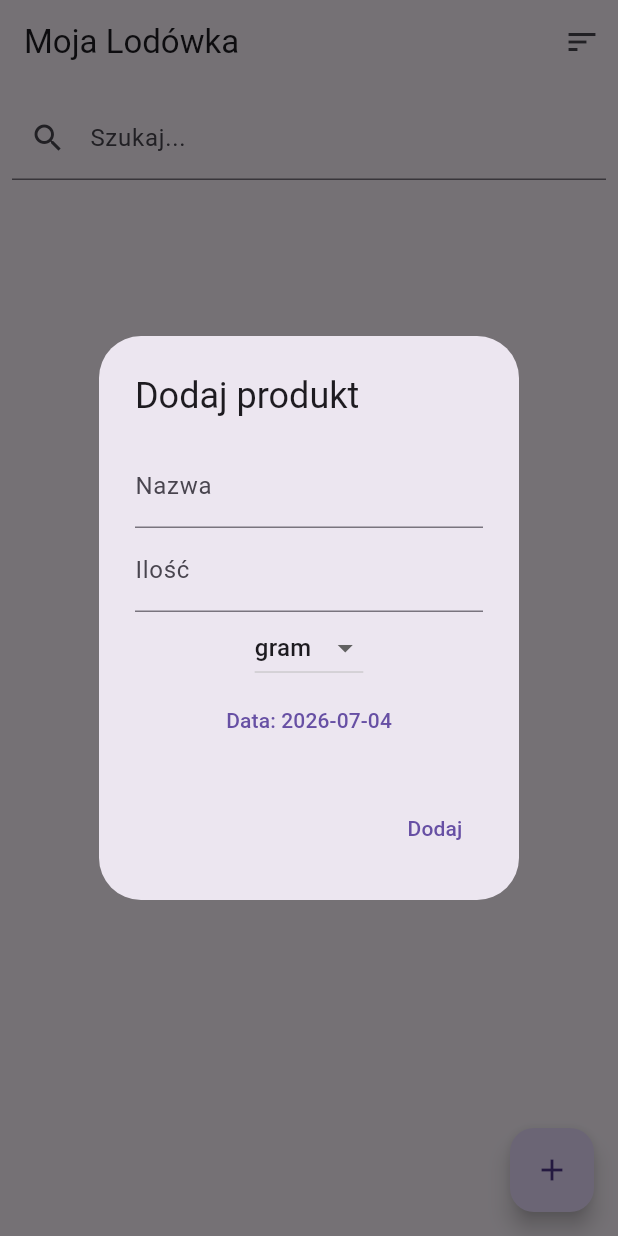
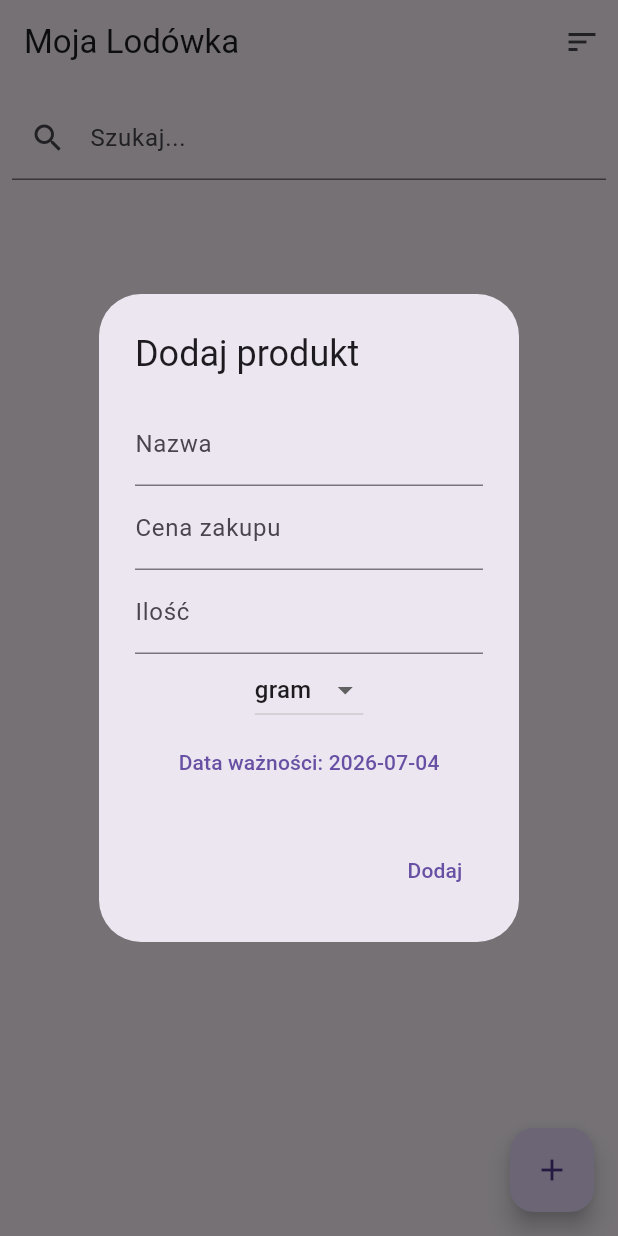
Before and after one commit to NorbiRompi/fridgeapp, a Flutter app: the screen it shows after launch, after a tap on the "add" icon, on a phone screen of 412 x 824 dp. Run offline on Flutter 3.47's test engine with Material 3 defaults, Android fonts, the phone set to English and light mode, and no system bars; our stand-ins replace shared_preferences.

Commit message:
Added price to product

```diff
--- a/lib/add_produkt_dialog.dart
+++ b/lib/add_produkt_dialog.dart
@@ -2,7 +2,7 @@ import 'package:flutter/material.dart';
 import 'produkt.dart';
 
 class AddProduktDialog extends StatefulWidget {
-  final Function(String, String, int, Jednostka) onAdd;
+  final Function(String, String, int, Jednostka, double) onAdd;
   const AddProduktDialog({super.key, required this.onAdd});
 
   @override
@@ -12,6 +12,7 @@ class AddProduktDialog extends StatefulWidget {
 class _AddProduktDialogState extends State<AddProduktDialog> {
   final nameController = TextEditingController();
   final quantityController = TextEditingController();
+  final priceController = TextEditingController();
   DateTime wybranaData = DateTime.now();
   Jednostka wybranaJednostka = Jednostka.gram;
 
@@ -23,7 +24,9 @@ class _AddProduktDialogState extends State<AddProduktDialog> {
         mainAxisSize: MainAxisSize.min,
         children: [
           TextField(controller: nameController, decoration: const InputDecoration(labelText: "Nazwa")),
+          TextField(controller: priceController, decoration: const InputDecoration(labelText: "Cena zakupu"), keyboardType: TextInputType.number),
           TextField(controller: quantityController, decoration: const InputDecoration(labelText: "Ilość"), keyboardType: TextInputType.number),
+
           DropdownButton<Jednostka>(
             value: wybranaJednostka,
             onChanged: (val) => setState(() => wybranaJednostka = val!),
@@ -34,7 +37,7 @@ class _AddProduktDialogState extends State<AddProduktDialog> {
               DateTime? picked = await showDatePicker(context: context, initialDate: DateTime.now(), firstDate: DateTime.now(), lastDate: DateTime(2030));
               if (picked != null) setState(() => wybranaData = picked);
             },
-            child: Text("Data: ${wybranaData.toString().split(' ')[0]}"),
+            child: Text("Data ważności: ${wybranaData.toString().split(' ')[0]}"),
           ),
         ],
       ),
@@ -42,7 +45,7 @@ class _AddProduktDialogState extends State<AddProduktDialog> {
         TextButton(
           onPressed: () {
             if (nameController.text.isNotEmpty) {
-              widget.onAdd(nameController.text, wybranaData.toString().split(' ')[0], int.parse(quantityController.text), wybranaJednostka);
+              widget.onAdd(nameController.text, wybranaData.toString().split(' ')[0], int.parse(quantityController.text), wybranaJednostka, double.parse(priceController.text));
               Navigator.pop(context);
             }
           },
--- a/lib/lodowka_screen.dart
+++ b/lib/lodowka_screen.dart
@@ -41,9 +41,9 @@ class _LodowkaScreenState extends State<LodowkaScreen> {
     await prefs.setStringList('moje_produkty', produkty.map((p) => p.toSaveString()).toList());
   }
 
-  void _addProdukt(String nazwa, String data, int ilosc, Jednostka jednostka) {
+  void _addProdukt(String nazwa, String data, int ilosc, Jednostka jednostka, double cena) {
     setState(() {
-      produkty.add(Produkt(nazwa: nazwa, dataWaznosci: data, ilosc: ilosc, jednostka: jednostka));
+      produkty.add(Produkt(nazwa: nazwa, dataWaznosci: data, ilosc: ilosc, jednostka: jednostka, cena: cena));
       _saveData();
     });
   }
@@ -74,7 +74,7 @@ class _LodowkaScreenState extends State<LodowkaScreen> {
                 color: dni < 1 ? Colors.red[100] : (dni <= 2 ? Colors.yellow[100] : Colors.white),
                 child: ListTile(
                   title: Text(produkt.nazwa),
-                  subtitle: Text("Ilość: ${produkt.ilosc} ${produkt.jednostka.name} \nWażne jeszcze: $dni dni"),
+                  subtitle: Text("Ilość: ${produkt.ilosc} ${produkt.jednostka.name} \nWażne jeszcze: $dni dni \nCena zakupu: ${produkt.cena.toStringAsFixed(2)} zl"),
                   trailing: IconButton(icon: const Icon(Icons.clear, color: Colors.red), onPressed: () => _removeProdukt(produkt)),
                 ),
               );
--- a/lib/produkt.dart
+++ b/lib/produkt.dart
@@ -4,8 +4,9 @@ class Produkt {
   String dataWaznosci;
   int ilosc;
   Jednostka jednostka;
+  double cena;
 
-  Produkt({required this.nazwa, required this.dataWaznosci, required this.ilosc, required this.jednostka,});
+  Produkt({required this.nazwa, required this.dataWaznosci, required this.ilosc, required this.jednostka, required this.cena});
 // Dodaj to:
   int dniDoWaznosci() {
     DateTime dataProduktu = DateTime.parse(dataWaznosci);
@@ -18,10 +19,10 @@ class Produkt {
     return dataP.difference(dataD).inDays;
   }
   // To pozwoli nam łatwo zamieniać produkt na tekst (do zapisu w SharedPreferences)
-  String toSaveString() => "$nazwa|$dataWaznosci|$ilosc|$jednostka";
+  String toSaveString() => "$nazwa|$dataWaznosci|$ilosc|$jednostka|$cena";
 
   // To pozwoli odczytać tekst z dysku i zrobić z niego obiekt Produkt
   factory Produkt.fromSaveString(String data) {
     final parts = data.split('|');
-    return Produkt(nazwa: parts[0], dataWaznosci: parts[1], ilosc: int.parse(parts[2]), jednostka: Jednostka.values.byName(parts[3]));
+    return Produkt(nazwa: parts[0], dataWaznosci: parts[1], ilosc: int.parse(parts[2]), jednostka: Jednostka.values.byName(parts[3]), cena: double.parse(parts[4]));
 }}
```
